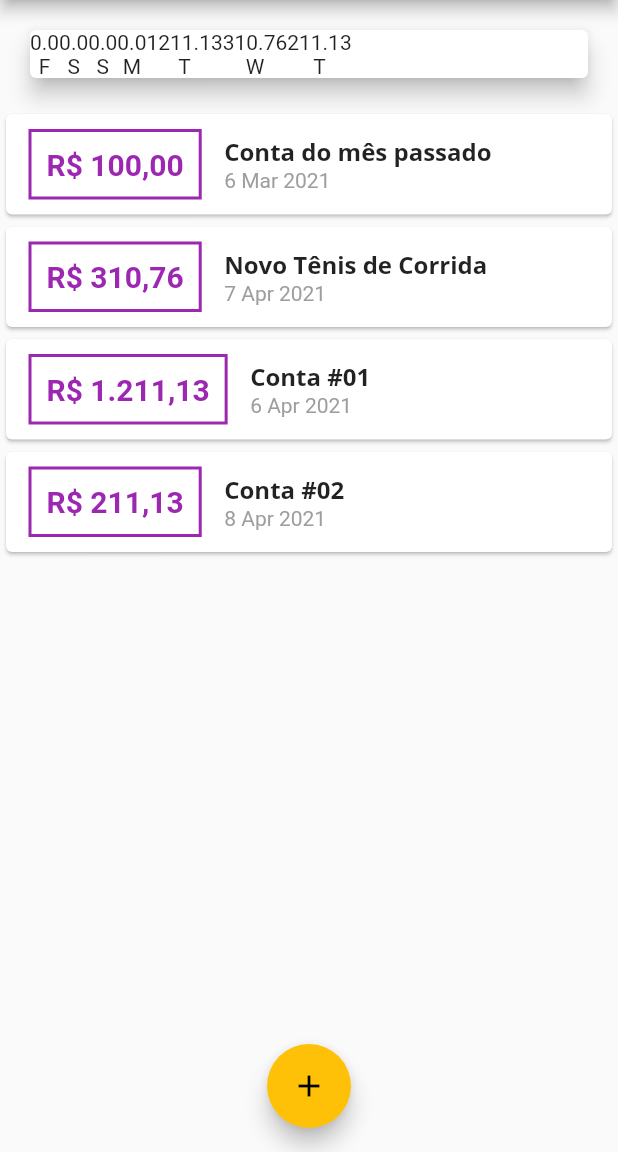
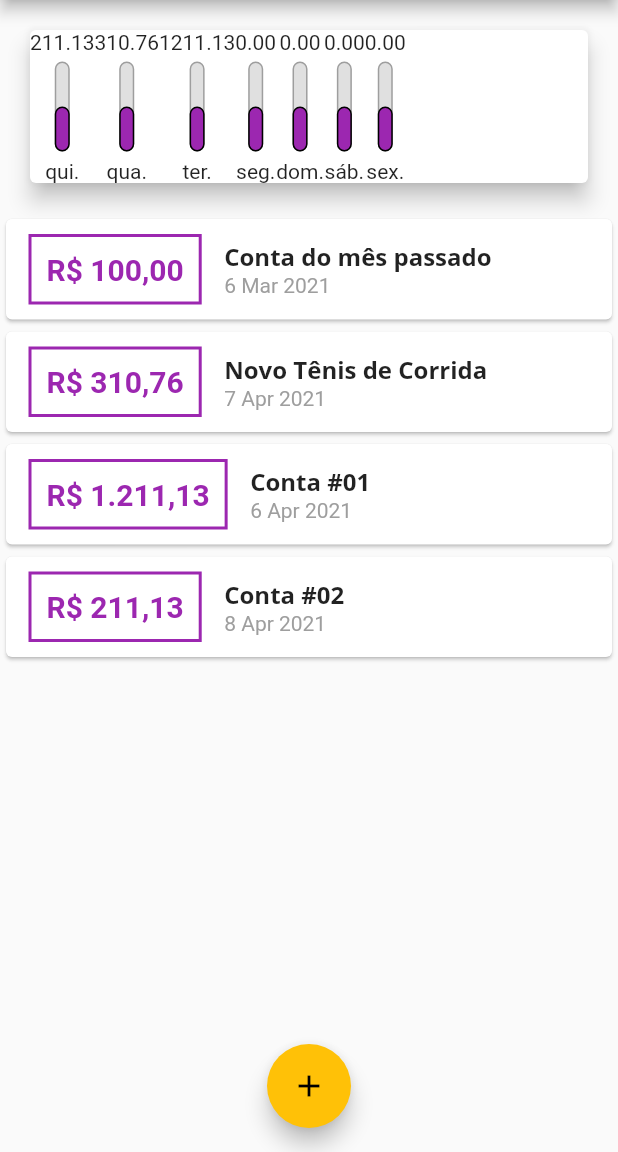
Before and after one commit to eniomcosta/flutter-expenses-app, a Flutter app: the screen it shows after launch, on a phone screen of 412 x 824 dp, the part 84-1236 px from its top. Run offline on Flutter 3.47's test engine with Material 2 defaults, Android fonts, the phone set to English and light mode, and no system bars; our stand-ins replace flutter_masked_text.

Commit message:
Created chart component

```diff
--- a/lib/components/chart.dart
+++ b/lib/components/chart.dart
@@ -1,3 +1,4 @@
+import 'package:expenses/components/chart_bar.dart';
 import 'package:expenses/extension/same_date.dart';
 import 'package:expenses/models/transaction.dart';
 import 'package:flutter/material.dart';
@@ -11,7 +12,7 @@ class Chart extends StatelessWidget {
     return List.generate(daysToConsider, (index) {
       final weekDay = DateTime.now().subtract(Duration(days: index));
 
-      double total = 0.0;
+      double daySum = 0.0;
 
       // total = recentTransactions
       //     .where((element) => element.date.isSameDate(weekDay))
@@ -23,13 +24,14 @@ class Chart extends StatelessWidget {
         bool sameYear = t.date.year == weekDay.year;
 
         if (sameDay && sameMonth && sameYear) {
-          total += t.value;
+          daySum += t.value;
         }
       }
 
       return {
-        'day': DateFormat.E().format(weekDay)[0],
-        'value': total,
+        'day': DateFormat.E("pt_BR").format(weekDay),
+        'value': daySum,
+        'percentage': 50.0,
       };
     });
   }
@@ -42,15 +44,13 @@ class Chart extends StatelessWidget {
       elevation: 6,
       margin: EdgeInsets.all(20),
       child: Row(
-        children: [
-          for (var item in groupedTransactions.reversed)
-            Column(
-              children: [
-                Text(item['value'].toString()),
-                Text(item['day']),
-              ],
-            )
-        ],
+        children: groupedTransactions.map((t) {
+          return ChartBar(
+            label: t['day'],
+            value: t['value'],
+            percentage: t['percentage'],
+          );
+        }).toList(),
       ),
     );
   }
--- /dev/null
+++ b/lib/components/chart_bar.dart
@@ -0,0 +1,57 @@
+import 'package:flutter/material.dart';
+
+class ChartBar extends StatelessWidget {
+  final String label;
+  final double value;
+  final double percentage;
+  final double componentHeight = 60;
+
+  double calculateFilledHeight(double percentage) {
+    return (componentHeight * percentage) / 100;
+  }
+
+  ChartBar({
+    @required this.label,
+    @required this.value,
+    @required this.percentage,
+  });
+
+  @override
+  Widget build(BuildContext context) {
+    return Column(
+      children: [
+        Text("${value.toStringAsFixed(2)}"),
+        SizedBox(height: 5),
+        Container(
+          height: componentHeight,
+          width: 10,
+          child: Stack(
+            alignment: AlignmentDirectional.bottomCenter,
+            children: [
+              Container(
+                decoration: BoxDecoration(
+                    border: Border.all(
+                      width: 1.0,
+                      color: Colors.grey,
+                    ),
+                    color: Colors.grey[300],
+                    borderRadius: BorderRadius.circular(5)),
+              ),
+              Container(
+                height: calculateFilledHeight(percentage),
+                decoration: BoxDecoration(
+                    border: Border.all(
+                      width: 1.0,
+                    ),
+                    color: Theme.of(context).primaryColor,
+                    borderRadius: BorderRadius.circular(5)),
+              ),
+            ],
+          ),
+        ),
+        SizedBox(height: 5),
+        Text(label)
+      ],
+    );
+  }
+}
--- a/lib/main.dart
+++ b/lib/main.dart
@@ -1,4 +1,6 @@
 import 'dart:math';
+import 'package:intl/intl.dart';
+import 'package:intl/date_symbol_data_local.dart';
 
 import 'package:expenses/components/chart.dart';
 import 'package:expenses/components/transaction_form.dart';
@@ -44,6 +46,12 @@ class HomePage extends StatefulWidget {
 }
 
 class _HomePageState extends State<HomePage> {
+  @override
+  void initState() {
+    super.initState();
+    initializeDateFormatting();
+  }
+
   final _daysToConsider = 7;
 
   final List<Transaction> _transactions = [
```
